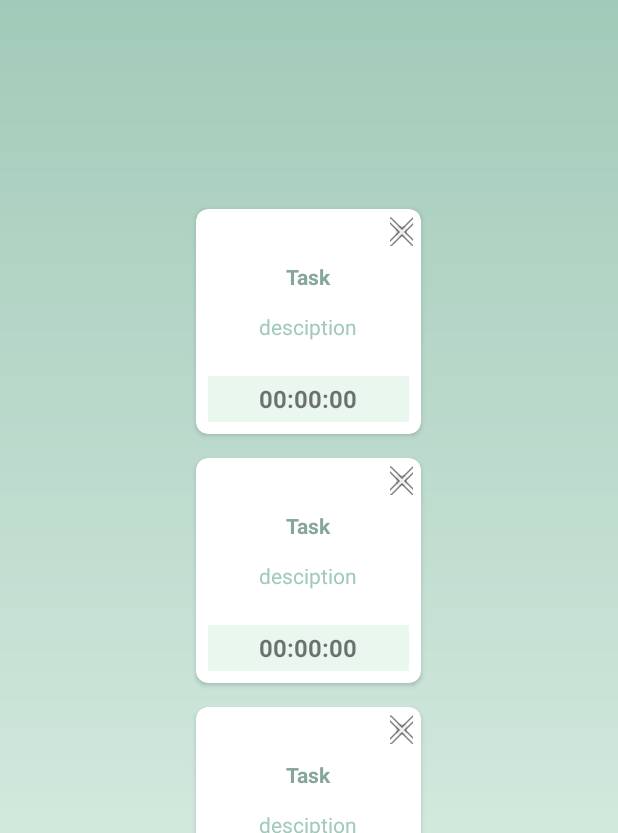
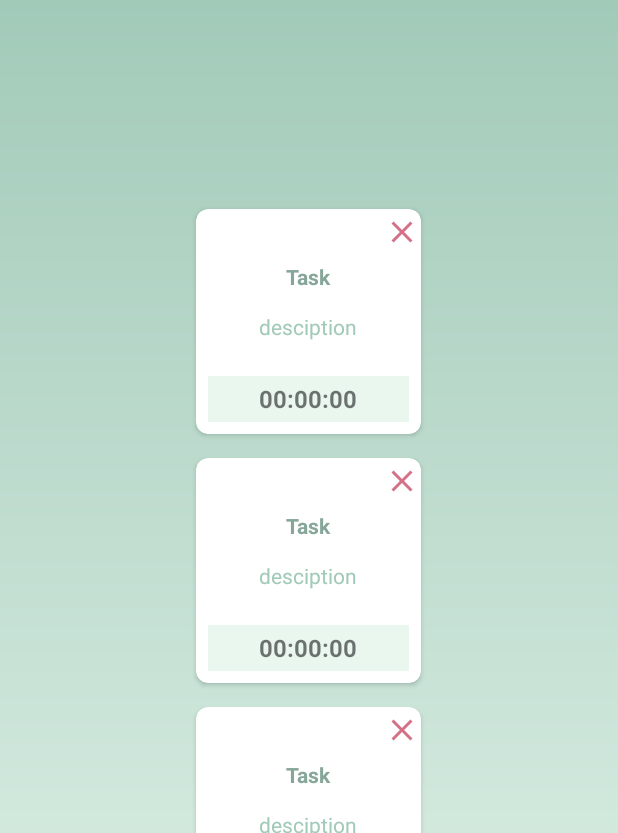
Before and after one commit to wjdan-sh/Task-Timer-App, an Android app: the layout fragment_view_task.xml on its own in the app's theme, with its tools: preview values and no code run, on a phone screen of 412 x 824 dp. Shown: the top 833 px of the screen. Run offline under Robolectric (Android 15) with nearby library versions, the phone set to English and light mode, and no system bars.

Commit message:
almost final

```diff
--- a/app/src/main/java/com/example/tasktimerapp/RVAdapter.kt
+++ b/app/src/main/java/com/example/tasktimerapp/RVAdapter.kt
@@ -1,14 +1,11 @@
 package com.example.tasktimerapp
 
 
-import android.content.Context
 import android.os.Handler
 import android.os.Looper
 import android.view.LayoutInflater
 import android.view.View
 import android.view.ViewGroup
-import android.widget.TextView
-import androidx.core.content.ContextCompat
 import androidx.recyclerview.widget.RecyclerView
 import kotlinx.android.synthetic.main.item_task.view.*
 
--- /dev/null
+++ b/app/src/main/res/drawable/delete_icon.xml
@@ -0,0 +1,5 @@
+<vector android:height="24dp" android:tint="#D57186"
+    android:viewportHeight="24" android:viewportWidth="24"
+    android:width="24dp" xmlns:android="http://schemas.android.com/apk/res/android">
+    <path android:fillColor="@android:color/white" android:pathData="M19,6.41L17.59,5 12,10.59 6.41,5 5,6.41 10.59,12 5,17.59 6.41,19 12,13.41 17.59,19 19,17.59 13.41,12z"/>
+</vector>
--- a/app/src/main/res/layout/activity_splash_screen.xml
+++ b/app/src/main/res/layout/activity_splash_screen.xml
@@ -11,7 +11,7 @@
         android:id="@+id/imageView3"
         android:layout_width="match_parent"
         android:layout_weight="0"
-        android:src="@drawable/kkk"
+        android:src="@drawable/tasktimecopy"
         android:layout_height="wrap_content" />
 
     <TextView
--- a/app/src/main/res/layout/item_task.xml
+++ b/app/src/main/res/layout/item_task.xml
@@ -36,7 +36,8 @@
                     android:layout_width="15dp"
                     android:layout_height="19dp"
                     android:layout_margin="5dp"
-                    app:srcCompat="@android:drawable/ic_menu_close_clear_cancel" />
+                    android:src="@drawable/delete_icon"
+                    android:background="@color/white"/>
             </LinearLayout>
 
             <LinearLayout
```
Also changed, not shown: app/src/main/res/drawable/kkk.png (deleted), app/src/main/res/drawable/tasktimecopy.jpg (added).
